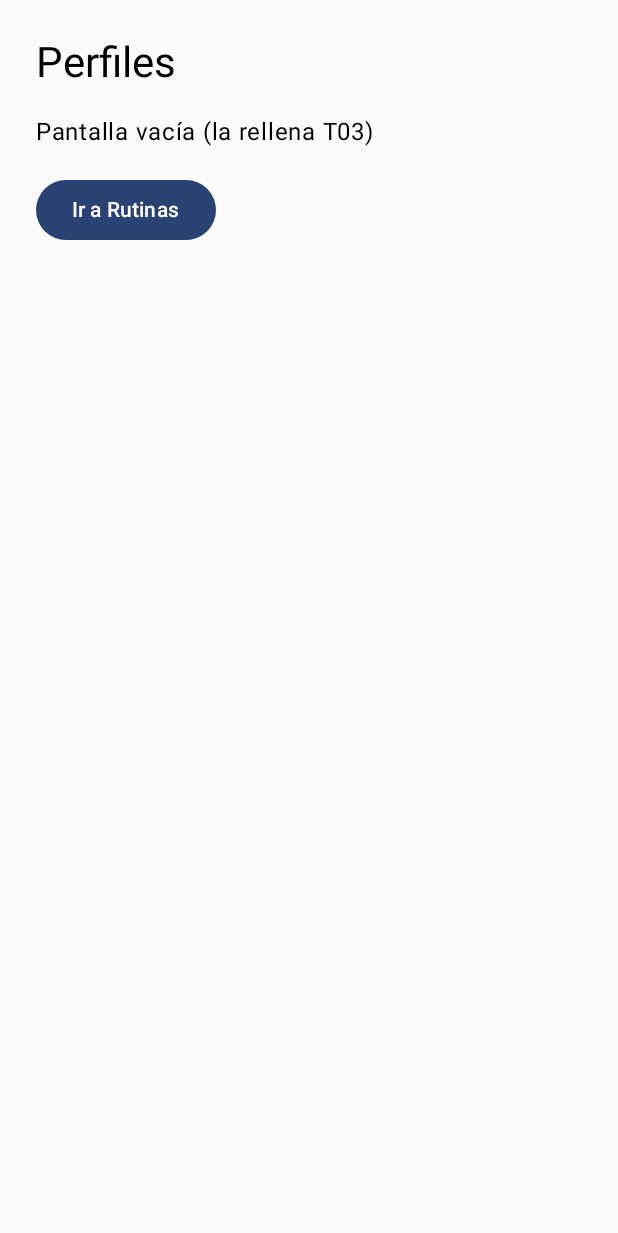
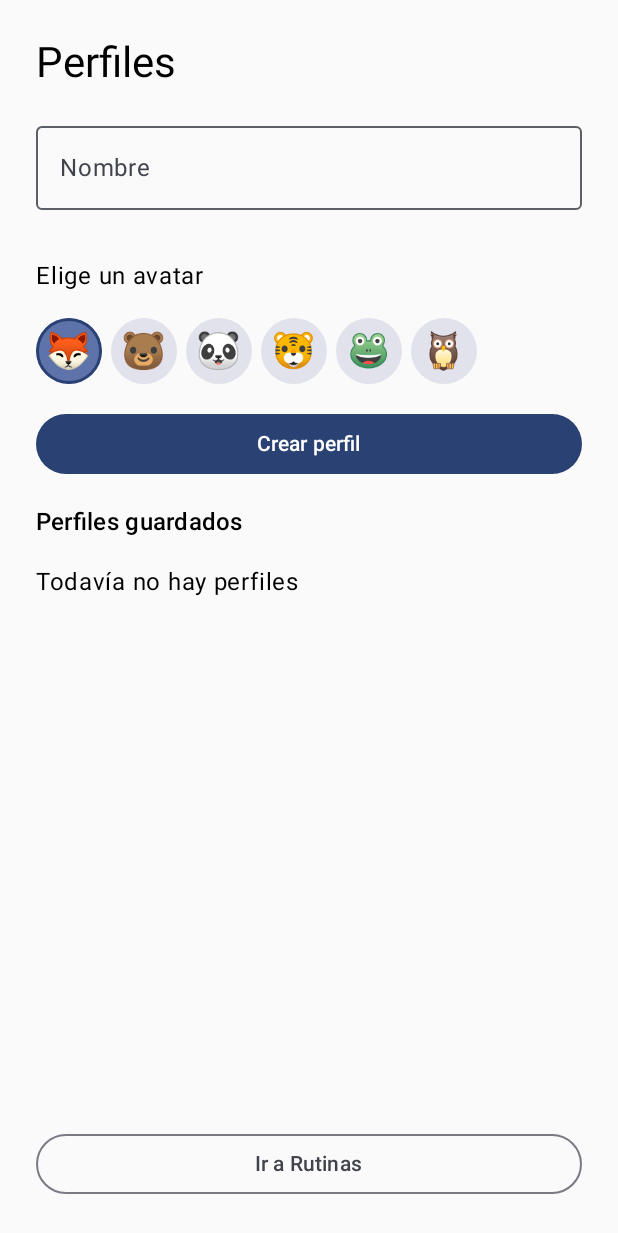
Before and after one commit to meer1b/senda, an Android app built with Jetpack Compose: the perfiles screen opened through its navigation route, on a phone screen of 412 x 824 dp. Shown: the top 1233 px of the screen. Run offline under Robolectric (Android 15) with nearby library versions, the phone set to English and light mode, and no system bars; our stand-ins replace Room's generated code.

Commit message:
T03: pantalla de perfiles + validacion de nombre vacio

```diff
--- a/app/build.gradle.kts
+++ b/app/build.gradle.kts
@@ -56,4 +56,5 @@ dependencies {
     implementation(libs.androidx.room.runtime)
     implementation(libs.androidx.room.ktx)
     ksp(libs.androidx.room.compiler)
+    implementation(libs.androidx.lifecycle.viewmodel.compose)
 }
--- /dev/null
+++ b/app/src/main/java/com/example/senda/ui/PantallaPerfiles.kt
@@ -0,0 +1,135 @@
+package com.example.senda.ui
+
+import androidx.compose.foundation.background
+import androidx.compose.foundation.border
+import androidx.compose.foundation.clickable
+import androidx.compose.foundation.layout.Arrangement
+import androidx.compose.foundation.layout.Box
+import androidx.compose.foundation.layout.Column
+import androidx.compose.foundation.layout.Row
+import androidx.compose.foundation.layout.fillMaxSize
+import androidx.compose.foundation.layout.fillMaxWidth
+import androidx.compose.foundation.layout.padding
+import androidx.compose.foundation.layout.safeDrawingPadding
+import androidx.compose.foundation.layout.size
+import androidx.compose.foundation.lazy.LazyColumn
+import androidx.compose.foundation.lazy.items
+import androidx.compose.foundation.shape.CircleShape
+import androidx.compose.material3.Button
+import androidx.compose.material3.MaterialTheme
+import androidx.compose.material3.OutlinedButton
+import androidx.compose.material3.OutlinedTextField
+import androidx.compose.material3.Text
+import androidx.compose.runtime.Composable
+import androidx.compose.runtime.getValue
+import androidx.compose.runtime.mutableIntStateOf
+import androidx.compose.runtime.mutableStateOf
+import androidx.compose.runtime.remember
+import androidx.compose.runtime.setValue
+import androidx.compose.ui.Alignment
+import androidx.compose.ui.Modifier
+import androidx.compose.ui.draw.clip
+import androidx.compose.ui.unit.dp
+import androidx.compose.ui.unit.sp
+import androidx.lifecycle.viewmodel.compose.viewModel
+
+// Avatar 1 = primer emoji, avatar 2 = segundo... En la base de datos solo se guarda el número.
+val AVATARES = listOf("🦊", "🐻", "🐼", "🐯", "🐸", "🦉")
+
+@Composable
+fun PantallaPerfiles(
+    onIrARutinas: () -> Unit,
+    vm: PerfilesViewModel = viewModel()
+) {
+    var nombre by remember { mutableStateOf("") }
+    var avatar by remember { mutableIntStateOf(1) }
+
+    Column(
+        modifier = Modifier
+            .fillMaxSize()
+            .safeDrawingPadding()
+            .padding(24.dp),
+        verticalArrangement = Arrangement.spacedBy(16.dp)
+    ) {
+        Text("Perfiles", style = MaterialTheme.typography.headlineMedium)
+
+        // --- Formulario ---
+        OutlinedTextField(
+            value = nombre,
+            onValueChange = {
+                nombre = it
+                vm.limpiarError()
+            },
+            label = { Text("Nombre") },
+            singleLine = true,
+            isError = vm.errorNombre != null,
+            supportingText = { vm.errorNombre?.let { Text(it) } },
+            modifier = Modifier.fillMaxWidth()
+        )
+
+        Text("Elige un avatar")
+        Row(horizontalArrangement = Arrangement.spacedBy(6.dp)) {
+            AVATARES.forEachIndexed { indice, emoji ->
+                val numero = indice + 1
+                val seleccionado = avatar == numero
+                Box(
+                    modifier = Modifier
+                        .size(44.dp)
+                        .clip(CircleShape)
+                        .background(
+                            if (seleccionado) MaterialTheme.colorScheme.primaryContainer
+                            else MaterialTheme.colorScheme.surfaceVariant
+                        )
+                        .then(
+                            if (seleccionado)
+                                Modifier.border(2.dp, MaterialTheme.colorScheme.primary, CircleShape)
+                            else Modifier
+                        )
+                        .clickable { avatar = numero },
+                    contentAlignment = Alignment.Center
+                ) {
+                    Text(emoji, fontSize = 24.sp)
+                }
+            }
+        }
+
+        Button(
+            onClick = {
+                if (vm.crearPerfil(nombre, avatar)) {
+                    nombre = ""
+                    avatar = 1
+                }
+            },
+            modifier = Modifier.fillMaxWidth()
+        ) {
+            Text("Crear perfil")
+        }
+
+        // --- Lista de perfiles guardados ---
+        Text("Perfiles guardados", style = MaterialTheme.typography.titleMedium)
+
+        if (vm.perfiles.isEmpty()) {
+            Text("Todavía no hay perfiles")
+        }
+
+        LazyColumn(
+            modifier = Modifier.weight(1f),
+            verticalArrangement = Arrangement.spacedBy(8.dp)
+        ) {
+            items(vm.perfiles, key = { it.id }) { perfil ->
+                Row(
+                    modifier = Modifier.fillMaxWidth(),
+                    verticalAlignment = Alignment.CenterVertically,
+                    horizontalArrangement = Arrangement.spacedBy(12.dp)
+                ) {
+                    Text(AVATARES.getOrElse(perfil.avatar - 1) { "🙂" }, fontSize = 32.sp)
+                    Text(perfil.nombre, style = MaterialTheme.typography.titleMedium)
+                }
+            }
+        }
+
+        OutlinedButton(onClick = onIrARutinas, modifier = Modifier.fillMaxWidth()) {
+            Text("Ir a Rutinas")
+        }
+    }
+}
--- a/app/src/main/java/com/example/senda/ui/Pantallas.kt
+++ b/app/src/main/java/com/example/senda/ui/Pantallas.kt
@@ -11,18 +11,6 @@ import androidx.compose.material3.Text
 import androidx.compose.runtime.Composable
 import androidx.compose.ui.Modifier
 import androidx.compose.ui.unit.dp
-
-@Composable
-fun PantallaPerfiles(onIrARutinas: () -> Unit) {
-    Column(
-        modifier = Modifier.fillMaxSize().safeDrawingPadding().padding(24.dp),
-        verticalArrangement = Arrangement.spacedBy(16.dp)
-    ) {
-        Text("Perfiles", style = MaterialTheme.typography.headlineMedium)
-        Text("Pantalla vacía (la rellena T03)")
-        Button(onClick = onIrARutinas) { Text("Ir a Rutinas") }
-    }
-}
 
 @Composable
 fun PantallaRutinas(onIrACitas: () -> Unit, onVolver: () -> Unit) {
--- /dev/null
+++ b/app/src/main/java/com/example/senda/ui/PerfilesViewModel.kt
@@ -0,0 +1,53 @@
+package com.example.senda.ui
+
+import android.app.Application
+import androidx.compose.runtime.getValue
+import androidx.compose.runtime.mutableStateOf
+import androidx.compose.runtime.setValue
+import androidx.lifecycle.AndroidViewModel
+import androidx.lifecycle.viewModelScope
+import com.example.senda.datos.AppDatabase
+import com.example.senda.datos.Perfil
+import kotlinx.coroutines.launch
+
+class PerfilesViewModel(application: Application) : AndroidViewModel(application) {
+
+    private val dao = AppDatabase.obtener(application).dao()
+
+    // Lista de perfiles que se ve en pantalla. Cuando cambia, la pantalla se redibuja sola.
+    var perfiles by mutableStateOf<List<Perfil>>(emptyList())
+        private set
+
+    // Mensaje de error del campo nombre (null = sin error)
+    var errorNombre by mutableStateOf<String?>(null)
+        private set
+
+    init {
+        cargarPerfiles()
+    }
+
+    private fun cargarPerfiles() {
+        viewModelScope.launch {
+            perfiles = dao.listarPerfiles()
+        }
+    }
+
+    // Devuelve true si se ha creado, false si el nombre no vale
+    fun crearPerfil(nombre: String, avatar: Int): Boolean {
+        val limpio = nombre.trim()
+        if (limpio.isEmpty()) {
+            errorNombre = "Escribe un nombre para el perfil"
+            return false
+        }
+        errorNombre = null
+        viewModelScope.launch {
+            dao.insertarPerfil(Perfil(nombre = limpio, avatar = avatar))
+            perfiles = dao.listarPerfiles()
+        }
+        return true
+    }
+
+    fun limpiarError() {
+        errorNombre = null
+    }
+}
--- a/build.gradle.kts
+++ b/build.gradle.kts
@@ -3,4 +3,5 @@ plugins {
     alias(libs.plugins.android.application) apply false
     alias(libs.plugins.kotlin.compose) apply false
     alias(libs.plugins.ksp) apply false
+
 }
--- a/gradle/libs.versions.toml
+++ b/gradle/libs.versions.toml
@@ -31,6 +31,7 @@ androidx-navigation-compose = { group = "androidx.navigation", name = "navigatio
 androidx-room-runtime = { group = "androidx.room", name = "room-runtime", version.ref = "room" }
 androidx-room-ktx = { group = "androidx.room", name = "room-ktx", version.ref = "room" }
 androidx-room-compiler = { group = "androidx.room", name = "room-compiler", version.ref = "room" }
+androidx-lifecycle-viewmodel-compose = { group = "androidx.lifecycle", name = "lifecycle-viewmodel-compose", version.ref = "lifecycleRuntimeKtx" }
 
 [plugins]
 android-application = { id = "com.android.application", version.ref = "agp" }
```
